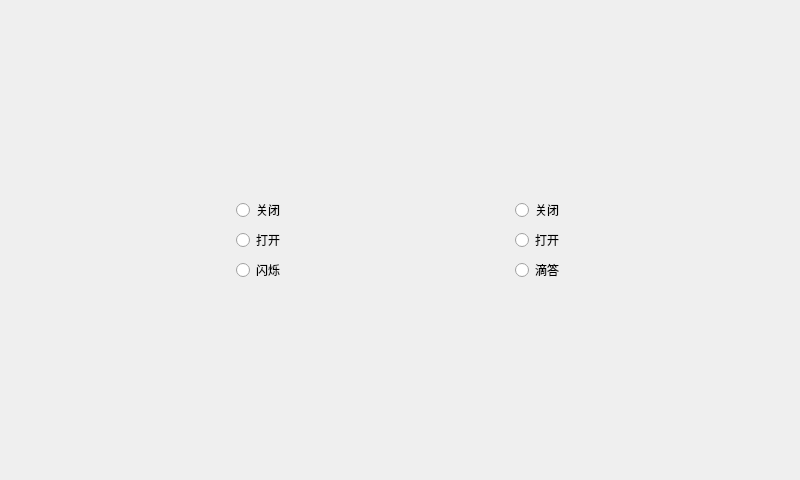
xicser/imx6ull_desktop, file app/QIndicator/mainwindow.ui: the form before one commit.
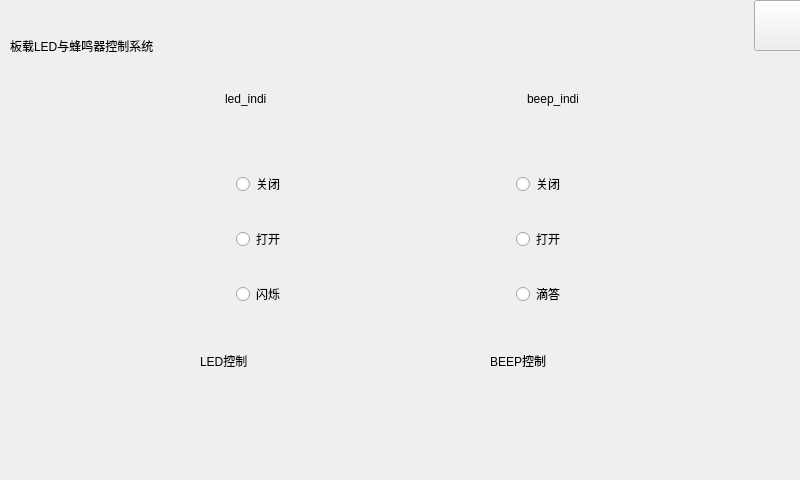
The form after the commit.

```diff
--- a/app/QIndicator/mainwindow.ui
+++ b/app/QIndicator/mainwindow.ui
@@ -14,47 +14,109 @@
    <string>MainWindow</string>
   </property>
   <widget class="QWidget" name="centralWidget">
-   <layout class="QGridLayout" name="gridLayout">
-    <item row="0" column="1">
-     <spacer name="verticalSpacer">
-      <property name="orientation">
-       <enum>Qt::Vertical</enum>
-      </property>
-      <property name="sizeHint" stdset="0">
-       <size>
-        <width>20</width>
-        <height>191</height>
-       </size>
-      </property>
-     </spacer>
-    </item>
-    <item row="0" column="3">
-     <spacer name="verticalSpacer_3">
-      <property name="orientation">
-       <enum>Qt::Vertical</enum>
-      </property>
-      <property name="sizeHint" stdset="0">
-       <size>
-        <width>20</width>
-        <height>191</height>
-       </size>
-      </property>
-     </spacer>
-    </item>
-    <item row="1" column="0">
-     <spacer name="horizontalSpacer_2">
+   <widget class="QPushButton" name="btn_exit">
+    <property name="geometry">
+     <rect>
+      <x>754</x>
+      <y>0</y>
+      <width>51</width>
+      <height>51</height>
+     </rect>
+    </property>
+    <property name="text">
+     <string/>
+    </property>
+   </widget>
+   <widget class="QLabel" name="label_title">
+    <property name="geometry">
+     <rect>
+      <x>10</x>
+      <y>10</y>
+      <width>361</width>
+      <height>71</height>
+     </rect>
+    </property>
+    <property name="text">
+     <string>板载LED与蜂鸣器控制系统</string>
+    </property>
+   </widget>
+   <widget class="QLabel" name="label_led_control">
+    <property name="geometry">
+     <rect>
+      <x>200</x>
+      <y>340</y>
+      <width>111</width>
+      <height>41</height>
+     </rect>
+    </property>
+    <property name="text">
+     <string>LED控制</string>
+    </property>
+   </widget>
+   <widget class="QLabel" name="label_beep_control">
+    <property name="geometry">
+     <rect>
+      <x>490</x>
+      <y>340</y>
+      <width>111</width>
+      <height>41</height>
+     </rect>
+    </property>
+    <property name="text">
+     <string>BEEP控制</string>
+    </property>
+   </widget>
+   <widget class="QLabel" name="label_led_indi">
+    <property name="geometry">
+     <rect>
+      <x>225</x>
+      <y>73</y>
+      <width>51</width>
+      <height>51</height>
+     </rect>
+    </property>
+    <property name="text">
+     <string>led_indi</string>
+    </property>
+   </widget>
+   <widget class="QLabel" name="label_beep_indi">
+    <property name="geometry">
+     <rect>
+      <x>527</x>
+      <y>73</y>
+      <width>51</width>
+      <height>51</height>
+     </rect>
+    </property>
+    <property name="text">
+     <string>beep_indi</string>
+    </property>
+   </widget>
+   <widget class="QWidget" name="">
+    <property name="geometry">
+     <rect>
+      <x>10</x>
+      <y>150</y>
+      <width>781</width>
+      <height>178</height>
+     </rect>
+    </property>
+    <layout class="QHBoxLayout" name="horizontalLayout">
+     <item>
+      <spacer name="horizontalSpacer">
       <property name="orientation">
        <enum>Qt::Horizontal</enum>
       </property>
       <property name="sizeHint" stdset="0">
        <size>
-        <width>217</width>
+         <width>40</width>
         <height>20</height>
        </size>
       </property>
      </spacer>
     </item>
-    <item row="1" column="1">
+     <item>
+      <widget class="QWidget" name="widget_1" native="true">
      <layout class="QVBoxLayout" name="verticalLayout">
       <item>
        <widget class="QRadioButton" name="radioButton_led_off">
@@ -63,6 +125,19 @@
         </property>
        </widget>
       </item>
+        <item>
+         <spacer name="verticalSpacer_2">
+          <property name="orientation">
+           <enum>Qt::Vertical</enum>
+          </property>
+          <property name="sizeHint" stdset="0">
+           <size>
+            <width>20</width>
+            <height>40</height>
+           </size>
+          </property>
+         </spacer>
+        </item>
       <item>
        <widget class="QRadioButton" name="radioButton_led_on">
         <property name="text">
@@ -70,6 +145,19 @@
         </property>
        </widget>
       </item>
+        <item>
+         <spacer name="verticalSpacer">
+          <property name="orientation">
+           <enum>Qt::Vertical</enum>
+          </property>
+          <property name="sizeHint" stdset="0">
+           <size>
+            <width>20</width>
+            <height>40</height>
+           </size>
+          </property>
+         </spacer>
+        </item>
       <item>
        <widget class="QRadioButton" name="radioButton_led_blink">
         <property name="text">
@@ -78,21 +166,23 @@
        </widget>
       </item>
      </layout>
-    </item>
-    <item row="1" column="2">
-     <spacer name="horizontalSpacer">
+      </widget>
+     </item>
+     <item>
+      <spacer name="horizontalSpacer_2">
       <property name="orientation">
        <enum>Qt::Horizontal</enum>
       </property>
       <property name="sizeHint" stdset="0">
        <size>
-        <width>217</width>
+         <width>40</width>
         <height>20</height>
        </size>
       </property>
      </spacer>
     </item>
-    <item row="1" column="3">
+     <item>
+      <widget class="QWidget" name="widget_2" native="true">
      <layout class="QVBoxLayout" name="verticalLayout_2">
       <item>
        <widget class="QRadioButton" name="radioButton_beep_off">
@@ -101,6 +191,19 @@
         </property>
        </widget>
       </item>
+        <item>
+         <spacer name="verticalSpacer_3">
+          <property name="orientation">
+           <enum>Qt::Vertical</enum>
+          </property>
+          <property name="sizeHint" stdset="0">
+           <size>
+            <width>20</width>
+            <height>40</height>
+           </size>
+          </property>
+         </spacer>
+        </item>
       <item>
        <widget class="QRadioButton" name="radioButton_beep_on">
         <property name="text">
@@ -108,6 +211,19 @@
         </property>
        </widget>
       </item>
+        <item>
+         <spacer name="verticalSpacer_4">
+          <property name="orientation">
+           <enum>Qt::Vertical</enum>
+          </property>
+          <property name="sizeHint" stdset="0">
+           <size>
+            <width>20</width>
+            <height>40</height>
+           </size>
+          </property>
+         </spacer>
+        </item>
       <item>
        <widget class="QRadioButton" name="radioButton_beep_blink">
         <property name="text">
@@ -116,47 +232,23 @@
        </widget>
       </item>
      </layout>
-    </item>
-    <item row="1" column="4">
+      </widget>
+     </item>
+     <item>
      <spacer name="horizontalSpacer_3">
       <property name="orientation">
        <enum>Qt::Horizontal</enum>
       </property>
       <property name="sizeHint" stdset="0">
        <size>
-        <width>217</width>
+         <width>40</width>
         <height>20</height>
        </size>
       </property>
      </spacer>
     </item>
-    <item row="2" column="1">
-     <spacer name="verticalSpacer_2">
-      <property name="orientation">
-       <enum>Qt::Vertical</enum>
-      </property>
-      <property name="sizeHint" stdset="0">
-       <size>
-        <width>20</width>
-        <height>191</height>
-       </size>
-      </property>
-     </spacer>
-    </item>
-    <item row="2" column="3">
-     <spacer name="verticalSpacer_4">
-      <property name="orientation">
-       <enum>Qt::Vertical</enum>
-      </property>
-      <property name="sizeHint" stdset="0">
-       <size>
-        <width>20</width>
-        <height>191</height>
-       </size>
-      </property>
-     </spacer>
-    </item>
-   </layout>
+    </layout>
+   </widget>
   </widget>
  </widget>
  <layoutdefault spacing="6" margin="11"/>
```
Lines whose indentation alone changed are shown as unchanged.
